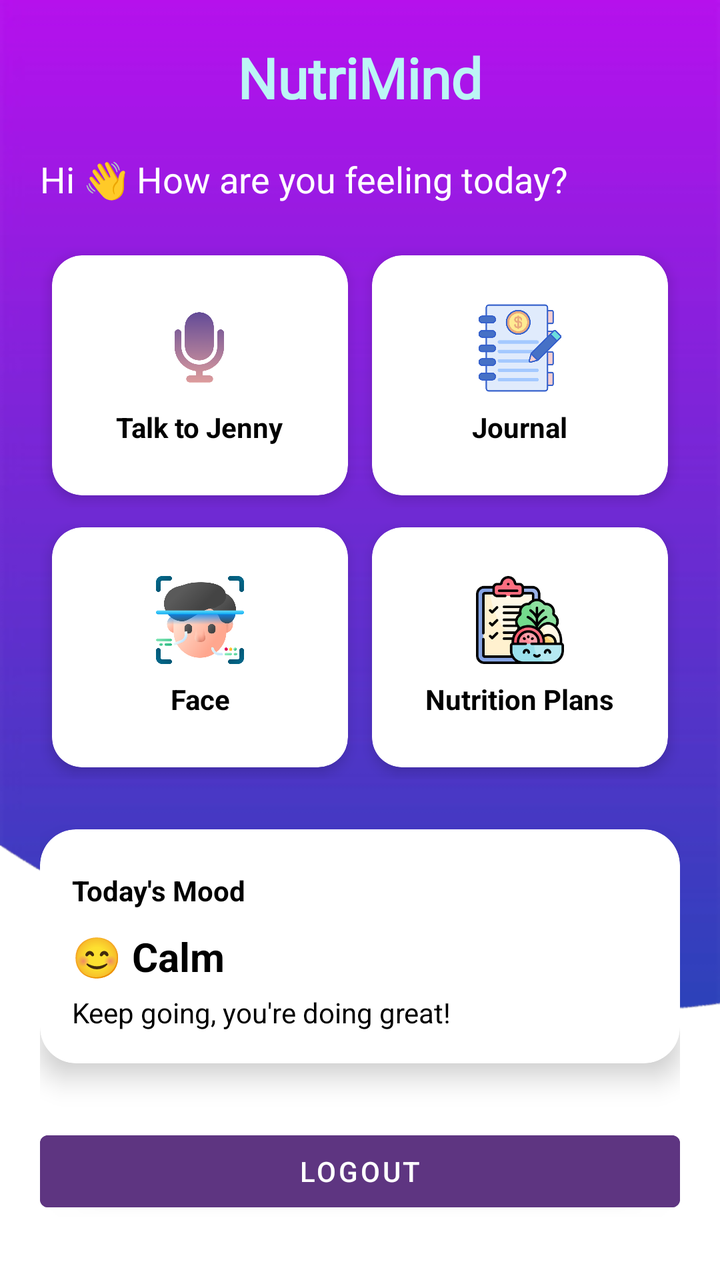
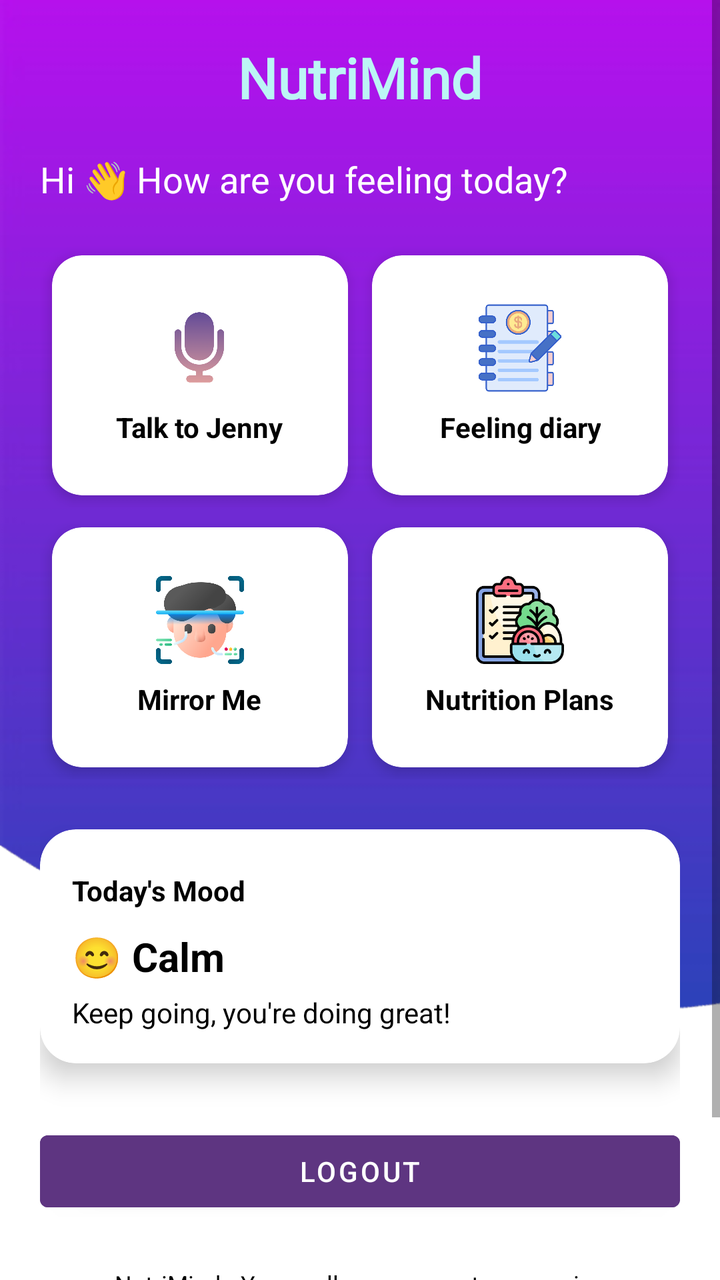

Before-and-after screenshots of an Android layout around one commit, followed by the original layout XML and the change that was made.
<!-- AndroidManifest.xml: application theme Theme.NutriMind -->
<!-- res/layout/activity_home.xml -->
<?xml version="1.0" encoding="utf-8"?>
<ScrollView
    android:id="@+id/main"
    xmlns:android="http://schemas.android.com/apk/res/android"
    xmlns:app="http://schemas.android.com/apk/res-auto"
    android:layout_width="match_parent"
    android:layout_height="match_parent"
    android:background="@drawable/background">

    <LinearLayout
        android:layout_width="match_parent"
        android:layout_height="wrap_content"
        android:orientation="vertical"
        android:padding="20dp">

        
        <TextView
            android:id="@+id/title"
            android:layout_width="wrap_content"
            android:layout_height="wrap_content"
            android:text="NutriMind"
            android:fontFamily="@font/lora_bold_italic"
            android:textSize="28sp"
            android:textStyle="bold"
            android:textColor="@color/teal_200"
            android:layout_gravity="center"/>

        
        <TextView
            android:id="@+id/greeting"
            android:layout_width="wrap_content"
            android:layout_height="wrap_content"
            android:text="Hi 👋 How are you feeling today?"
            android:textSize="18sp"
            android:textColor="@color/white"
            android:layout_marginTop="20dp"/>

        
        <LinearLayout
            android:layout_width="match_parent"
            android:layout_height="wrap_content"
            android:orientation="horizontal"
            android:layout_marginTop="20dp"
            android:weightSum="2">

            
            <androidx.cardview.widget.CardView
                android:id="@+id/cardVoice"
                android:layout_width="0dp"
                android:layout_height="120dp"
                android:layout_weight="1"
                android:layout_margin="6dp"
                app:cardCornerRadius="15dp"
                app:cardElevation="4dp"
                app:cardBackgroundColor="@android:color/white">

                <LinearLayout
                    android:layout_width="match_parent"
                    android:layout_height="match_parent"
                    android:gravity="center"
                    android:orientation="vertical"
                    android:padding="8dp">

                    <ImageView
                        android:layout_width="44dp"
                        android:layout_height="44dp"
                        android:src="@drawable/ic_mic"
                        android:contentDescription="Talk to Jenny Option"/>

                    <TextView
                        android:layout_width="wrap_content"
                        android:layout_height="wrap_content"
                        android:text="Talk to Jenny"
                        android:textColor="@color/black"
                        android:textStyle="bold"
                        android:layout_marginTop="8dp"
                        android:gravity="center"
                        android:textAlignment="center"/>
                </LinearLayout>
            </androidx.cardview.widget.CardView>

            
            <androidx.cardview.widget.CardView
                android:id="@+id/cardFeelingsDiary"
                android:layout_width="0dp"
                android:layout_height="120dp"
                android:layout_weight="1"
                android:layout_margin="6dp"
                app:cardCornerRadius="15dp"
                app:cardElevation="4dp"
                app:cardBackgroundColor="@android:color/white">

                <LinearLayout
                    android:layout_width="match_parent"
                    android:layout_height="match_parent"
                    android:gravity="center"
                    android:orientation="vertical"
                    android:padding="8dp">

                    <ImageView
                        android:layout_width="44dp"
                        android:layout_height="44dp"
                        android:src="@drawable/journal_icon"
                        android:contentDescription="Journal Entry Option"/>

                    <TextView
                        android:layout_width="wrap_content"
                        android:layout_height="wrap_content"
                        android:text="Journal"
                        android:textColor="@color/black"
                        android:textStyle="bold"
                        android:layout_marginTop="8dp"
                        android:gravity="center"
                        android:textAlignment="center"/>

                </LinearLayout>
            </androidx.cardview.widget.CardView>
        </LinearLayout>

        
        <LinearLayout
            android:layout_width="match_parent"
            android:layout_height="wrap_content"
            android:orientation="horizontal"
            android:layout_marginTop="4dp"
            android:weightSum="2">

            
            <androidx.cardview.widget.CardView
                android:id="@+id/cardFace"
                android:layout_width="0dp"
                android:layout_height="120dp"
                android:layout_weight="1"
                android:layout_margin="6dp"
                app:cardCornerRadius="15dp"
                app:cardElevation="4dp"
                app:cardBackgroundColor="@android:color/white">

                <LinearLayout
                    android:layout_width="match_parent"
                    android:layout_height="match_parent"
                    android:gravity="center"
                    android:orientation="vertical"
                    android:padding="8dp">

                    <ImageView
                        android:layout_width="44dp"
                        android:layout_height="44dp"
                        android:src="@drawable/face_icon"
                        android:contentDescription="Face Recognition Option"/>

                    <TextView
                        android:layout_width="wrap_content"
                        android:layout_height="wrap_content"
                        android:text="Face"
                        android:textColor="@color/black"
                        android:textStyle="bold"
                        android:layout_marginTop="8dp"
                        android:gravity="center"
                        android:textAlignment="center"/>

                </LinearLayout>
            </androidx.cardview.widget.CardView>

            
            <androidx.cardview.widget.CardView
                android:id="@+id/cardPlans"
                android:layout_width="0dp"
                android:layout_height="120dp"
                android:layout_weight="1"
                android:layout_margin="6dp"
                app:cardCornerRadius="15dp"
                app:cardElevation="4dp"
                app:cardBackgroundColor="@android:color/white">

                <LinearLayout
                    android:layout_width="match_parent"
                    android:layout_height="match_parent"
                    android:gravity="center"
                    android:orientation="vertical"
                    android:padding="8dp">

                    <ImageView
                        android:layout_width="44dp"
                        android:layout_height="44dp"
                        android:src="@drawable/nutrition_plans"
                        android:contentDescription="Nutrition Plans Option"/>

                    <TextView
                        android:layout_width="wrap_content"
                        android:layout_height="wrap_content"
                        android:text="Nutrition Plans"
                        android:textColor="@color/black"
                        android:textStyle="bold"
                        android:layout_marginTop="8dp"
                        android:gravity="center"
                        android:textAlignment="center"/>
                </LinearLayout>
            </androidx.cardview.widget.CardView>
        </LinearLayout>

        
        <androidx.cardview.widget.CardView
            android:layout_width="match_parent"
            android:layout_height="wrap_content"
            android:layout_marginTop="25dp"
            app:cardCornerRadius="18dp"
            app:cardElevation="8dp"
            app:cardBackgroundColor="@android:color/white">

            <LinearLayout
                android:layout_width="match_parent"
                android:layout_height="wrap_content"
                android:orientation="vertical"
                android:padding="16dp">
                <TextView
                    android:layout_width="wrap_content"
                    android:layout_height="wrap_content"
                    android:text="Today's Mood"
                    android:textColor="@color/black"
                    android:textStyle="bold"
                    android:layout_marginTop="5dp"/>

                <TextView
                    android:id="@+id/txtMood"
                    android:layout_width="wrap_content"
                    android:layout_height="wrap_content"
                    android:text="😊 Calm"
                    android:textColor="@color/black"
                    android:textSize="20sp"
                    android:textStyle="bold"
                    android:layout_marginTop="10dp"/>

                <TextView
                    android:layout_width="wrap_content"
                    android:layout_height="wrap_content"
                    android:text="Keep going, you're doing great!"
                    android:textColor="@color/black"
                    android:textSize="14sp"
                    android:layout_marginTop="5dp"/>

            </LinearLayout>
        </androidx.cardview.widget.CardView>

        
        <Button
            android:id="@+id/cardLogout"
            android:layout_width="match_parent"
            android:layout_height="wrap_content"
            android:text="Logout"
            android:layout_marginTop="30dp"
            android:backgroundTint="@color/my_primary"
            android:textColor="@color/white"/>

    </LinearLayout>

</ScrollView>
<!-- resources referenced by this layout -->
<resources>
  <color name="black">#FF000000</color>
  <color name="my_primary">#5E3581</color>
  <color name="teal_200">#bcf5f5</color>
  <color name="white">#FFFFFFFF</color>
  <!-- drawable background: png bitmap (drawable, 19321 bytes) -->
  <!-- drawable face_icon: png bitmap (drawable, 49457 bytes) -->
  <!-- drawable ic_mic: png bitmap (drawable, 13595 bytes) -->
  <!-- drawable journal_icon: png bitmap (drawable, 28984 bytes) -->
  <!-- drawable nutrition_plans: png bitmap (drawable, 6377 bytes) -->
  <style name="Theme.NutriMind" parent="Theme.MaterialComponents.DayNight.NoActionBar">
          
          <item name="colorPrimary">@color/purple_500</item>
          <item name="colorPrimaryVariant">@color/purple_700</item>
          <item name="colorOnPrimary">@color/white</item>
          
          <item name="colorSecondary">@color/teal_200</item>
          <item name="colorSecondaryVariant">@color/teal_700</item>
          <item name="colorOnSecondary">@color/black</item>
  
          
          <item name="android:statusBarColor" tools:targetApi="l">?attr/colorPrimaryVariant</item>
      </style>
  <color name="purple_500">#9C27B0</color>
  <color name="purple_700">#7B1FA2</color>
  <color name="teal_700">#00796B</color>
</resources>

<!-- the commit's change to res/layout/activity_home.xml (unified diff, before → after) -->
@@ -106,7 +106,7 @@
                     <TextView
                         android:layout_width="wrap_content"
                         android:layout_height="wrap_content"
-                        android:text="Journal"
+                        android:text="Feeling diary"
                         android:textColor="@color/black"
                         android:textStyle="bold"
                         android:layout_marginTop="8dp"
@@ -152,7 +152,7 @@
                     <TextView
                         android:layout_width="wrap_content"
                         android:layout_height="wrap_content"
-                        android:text="Face"
+                        android:text="Mirror Me"
                         android:textColor="@color/black"
                         android:textStyle="bold"
                         android:layout_marginTop="8dp"
@@ -252,6 +252,45 @@
             android:backgroundTint="@color/my_primary"
             android:textColor="@color/white"/>
 
+        
+        <LinearLayout
+            android:layout_width="match_parent"
+            android:layout_height="wrap_content"
+            android:orientation="vertical"
+            android:gravity="center"
+            android:layout_marginTop="24dp"
+            android:layout_marginBottom="20dp">
+
+            <TextView
+                android:layout_width="wrap_content"
+                android:layout_height="wrap_content"
+                android:text="NutriMind • Your wellness support companion"
+                android:textColor="@color/black"
+                android:textSize="12sp"
+                android:gravity="center"/>
+
+            <TextView
+                android:id="@+id/txtDisclaimer"
+                android:layout_width="wrap_content"
+                android:layout_height="wrap_content"
+                android:text="Not a medical app. Information may not always be accurate."
+                android:textColor="@color/black"
+                android:textSize="11sp"
+                android:layout_marginTop="6dp"
+                android:gravity="center"/>
+
+            <TextView
+                android:id="@+id/txtMoreInfo"
+                android:layout_width="wrap_content"
+                android:layout_height="wrap_content"
+                android:text="More information"
+                android:textColor="@color/black"
+                android:textSize="12sp"
+                android:textStyle="bold"
+                android:layout_marginTop="6dp"
+                android:clickable="true"
+                android:focusable="true"/>
+
+        </LinearLayout>
     </LinearLayout>
-
 </ScrollView>
